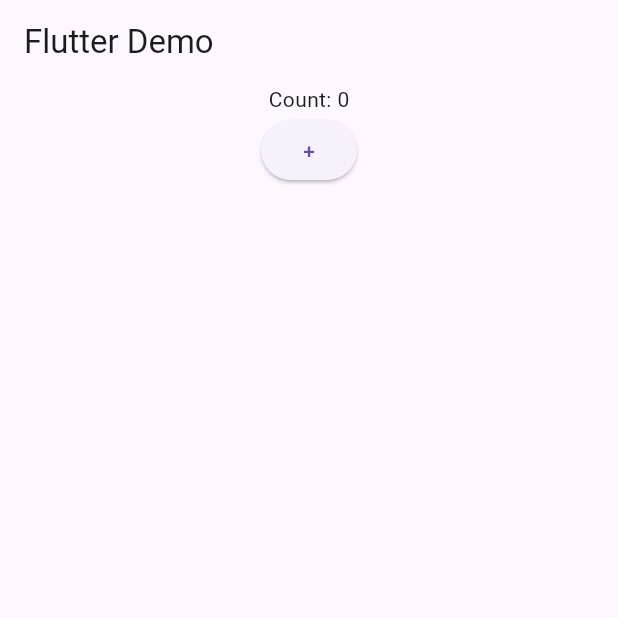
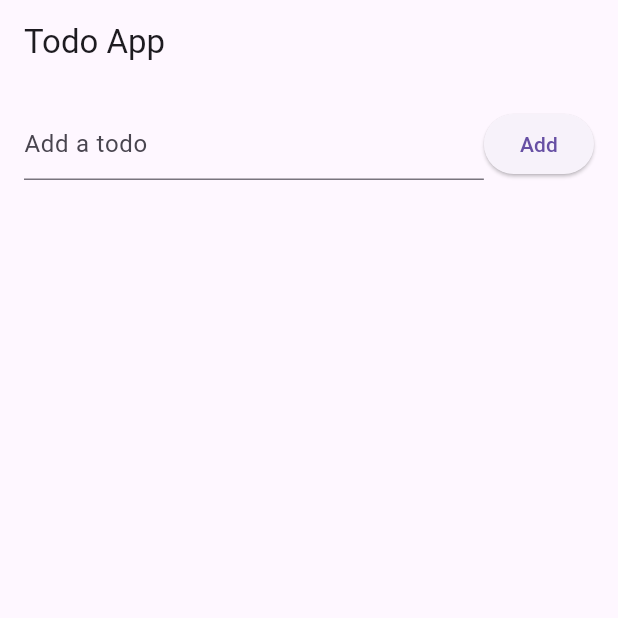
Before and after one commit to GhostDrew11/flutter-projects, a Flutter app: the screen it shows after launch, on a phone screen of 412 x 824 dp, the top half of it. Run offline on Flutter 3.47's test engine with Material 3 defaults, Android fonts, the phone set to English and light mode, and no system bars.

Commit message:
Day2 TodoApp

```diff
--- a/day2/lib/main.dart
+++ b/day2/lib/main.dart
@@ -1,7 +1,8 @@
 import 'package:flutter/material.dart';
 
 void main() {
-  runApp(MyApp());
+  // runApp(MyApp());
+  runApp(TodoExampleApp());
 }
 
 class MyApp extends StatelessWidget {
@@ -23,11 +24,13 @@ class Counter extends StatefulWidget {
   const Counter({super.key});
 
   @override
+  // ignore: library_private_types_in_public_api
   _CounterState createState() => _CounterState();
 }
 
 class _CounterState extends State<Counter> {
   int _count = 0;
+  // ignore: unused_field, prefer_final_fields
   String _name = '';
 
   void _incrementCounter() => setState(() {
@@ -45,146 +48,91 @@ class _CounterState extends State<Counter> {
   }
 }
 
-// Flutter LifeCycle Methods
-class MyWidget extends StatefulWidget {
+class TodoExampleApp extends StatelessWidget {
+  const TodoExampleApp({super.key});
+
   @override
-  _MyWidgetState createState() => _MyWidgetState();
+  Widget build(BuildContext context) {
+    return MaterialApp(title: 'Todo Example', home: _TodoApp());
+  }
 }
 
-class _MyWidgetState extends State<MyWidget> {
+class _TodoApp extends StatefulWidget {
   @override
-  void initState() {
-    super.initState();
-    // Like componentDidMount in React
-    fetchData();
-  }
+  _TodoAppState createState() => _TodoAppState();
+}
 
-  @override
-  void dispose() {
-    // Like componentWillUnmount in React
-    cleanup();
-    super.dispose();
+class _TodoAppState extends State<_TodoApp> {
+  // ignore: prefer_final_fields
+  List<String> _todos = [];
+  final _controller = TextEditingController();
+
+  void _addTodo() {
+    if (_controller.text.isNotEmpty) {
+      setState(() {
+        _todos.add(_controller.text);
+        _controller.clear();
+      });
+    }
   }
 
   @override
   Widget build(BuildContext context) {
-    return Container(/*your UI*/);
+    return Scaffold(
+      appBar: AppBar(title: Text('Todo App')),
+      body: Column(
+        children: [
+          Padding(
+            padding: EdgeInsets.all(16),
+            child: Row(
+              children: [
+                Expanded(
+                  child: TextField(
+                    controller: _controller,
+                    decoration: InputDecoration(hintText: 'Add a todo'),
+                  ),
+                ),
+                ElevatedButton(onPressed: _addTodo, child: Text('Add')),
+              ],
+            ),
+          ),
+          Expanded(
+            child: ListView.builder(
+              itemCount: _todos.length,
+              itemBuilder: (context, index) {
+                return ListTile(title: Text(_todos[index]));
+              },
+            ),
+          ),
+        ],
+      ),
+    );
   }
 }
 
-// class MyApp extends StatelessWidget {
-//   const MyApp({super.key});
-
-//   // This widget is the root of your application.
+// Flutter LifeCycle Methods
+// class MyWidget extends StatefulWidget {
 //   @override
-//   Widget build(BuildContext context) {
-//     return MaterialApp(
-//       title: 'Flutter Demo',
-//       theme: ThemeData(
-//         // This is the theme of your application.
-//         //
-//         // TRY THIS: Try running your application with "flutter run". You'll see
-//         // the application has a purple toolbar. Then, without quitting the app,
-//         // try changing the seedColor in the colorScheme below to Colors.green
-//         // and then invoke "hot reload" (save your changes or press the "hot
-//         // reload" button in a Flutter-supported IDE, or press "r" if you used
-//         // the command line to start the app).
-//         //
-//         // Notice that the counter didn't reset back to zero; the application
-//         // state is not lost during the reload. To reset the state, use hot
-//         // restart instead.
-//         //
-//         // This works for code too, not just values: Most code changes can be
-//         // tested with just a hot reload.
-//         colorScheme: ColorScheme.fromSeed(seedColor: Colors.deepPurple),
-//       ),
-//       home: const MyHomePage(title: 'Flutter Demo Home Page'),
-//     );
-//   }
+//   _MyWidgetState createState() => _MyWidgetState();
 // }
 
-// class MyHomePage extends StatefulWidget {
-//   const MyHomePage({super.key, required this.title});
-
-//   // This widget is the home page of your application. It is stateful, meaning
-//   // that it has a State object (defined below) that contains fields that affect
-//   // how it looks.
-
-//   // This class is the configuration for the state. It holds the values (in this
-//   // case the title) provided by the parent (in this case the App widget) and
-//   // used by the build method of the State. Fields in a Widget subclass are
-//   // always marked "final".
-
-//   final String title;
+// class _MyWidgetState extends State<MyWidget> {
+//   @override
+//   void initState() {
+//     super.initState();
+//     // Like componentDidMount in React
+//     fetchData();
+//   }
 
 //   @override
-//   State<MyHomePage> createState() => _MyHomePageState();
-// }
-
-// class _MyHomePageState extends State<MyHomePage> {
-//   int _counter = 0;
-
-//   void _incrementCounter() {
-//     setState(() {
-//       // This call to setState tells the Flutter framework that something has
-//       // changed in this State, which causes it to rerun the build method below
-//       // so that the display can reflect the updated values. If we changed
-//       // _counter without calling setState(), then the build method would not be
-//       // called again, and so nothing would appear to happen.
-//       _counter++;
-//     });
+//   void dispose() {
+//     // Like componentWillUnmount in React
+//     cleanup();
+//     super.dispose();
 //   }
 
 //   @override
 //   Widget build(BuildContext context) {
-//     // This method is rerun every time setState is called, for instance as done
-//     // by the _incrementCounter method above.
-//     //
-//     // The Flutter framework has been optimized to make rerunning build methods
-//     // fast, so that you can just rebuild anything that needs updating rather
-//     // than having to individually change instances of widgets.
-//     return Scaffold(
-//       appBar: AppBar(
-//         // TRY THIS: Try changing the color here to a specific color (to
-//         // Colors.amber, perhaps?) and trigger a hot reload to see the AppBar
-//         // change color while the other colors stay the same.
-//         backgroundColor: Theme.of(context).colorScheme.inversePrimary,
-//         // Here we take the value from the MyHomePage object that was created by
-//         // the App.build method, and use it to set our appbar title.
-//         title: Text(widget.title),
-//       ),
-//       body: Center(
-//         // Center is a layout widget. It takes a single child and positions it
-//         // in the middle of the parent.
-//         child: Column(
-//           // Column is also a layout widget. It takes a list of children and
-//           // arranges them vertically. By default, it sizes itself to fit its
-//           // children horizontally, and tries to be as tall as its parent.
-//           //
-//           // Column has various properties to control how it sizes itself and
-//           // how it positions its children. Here we use mainAxisAlignment to
-//           // center the children vertically; the main axis here is the vertical
-//           // axis because Columns are vertical (the cross axis would be
-//           // horizontal).
-//           //
-//           // TRY THIS: Invoke "debug painting" (choose the "Toggle Debug Paint"
-//           // action in the IDE, or press "p" in the console), to see the
-//           // wireframe for each widget.
-//           mainAxisAlignment: MainAxisAlignment.center,
-//           children: <Widget>[
-//             const Text('You have pushed the button this many times:'),
-//             Text(
-//               '$_counter',
-//               style: Theme.of(context).textTheme.headlineMedium,
-//             ),
-//           ],
-//         ),
-//       ),
-//       floatingActionButton: FloatingActionButton(
-//         onPressed: _incrementCounter,
-//         tooltip: 'Increment',
-//         child: const Icon(Icons.add),
-//       ), // This trailing comma makes auto-formatting nicer for build methods.
-//     );
+//     return Container(/*your UI*/);
 //   }
 // }
```
